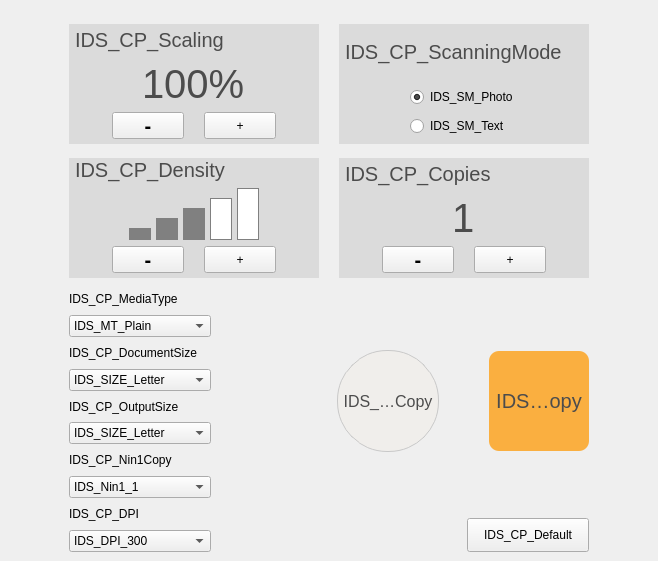
Above: tabcopy.ui from lzk/richovop before the change. Below: the same form after it.
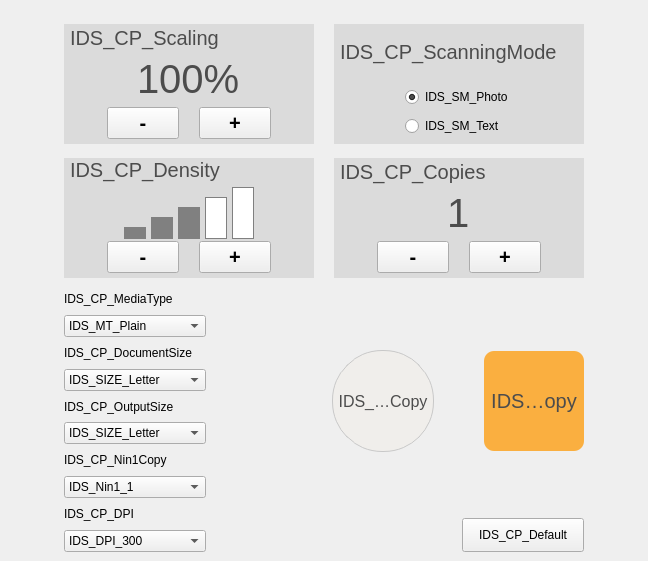
That is the form after the change.

What changed in the file:
```diff
--- a/tabcopy.ui
+++ b/tabcopy.ui
@@ -6,7 +6,7 @@
    <rect>
     <x>0</x>
     <y>0</y>
-    <width>658</width>
+    <width>648</width>
     <height>561</height>
    </rect>
   </property>
@@ -150,9 +150,9 @@
 {
 	min-width:70;
 	max-width:70;
-	min-height:25;
+/*	min-height:25;
 	max-height:25;
- /*border-radius: 5px;
+ border-radius: 5px;
 border: 1px solid #c8c8c8;
 	background-color: white;*/
 }
@@ -165,12 +165,9 @@
 	background-color: gray;
 }
 */
-/*#scaling_plus,
+#scaling_plus,
 #copies_plus,
-#density_plus
-{
-font:20px;
-}*/
+#density_plus,
 #scaling_minus,
 #copies_minus,
 #density_minus
```
